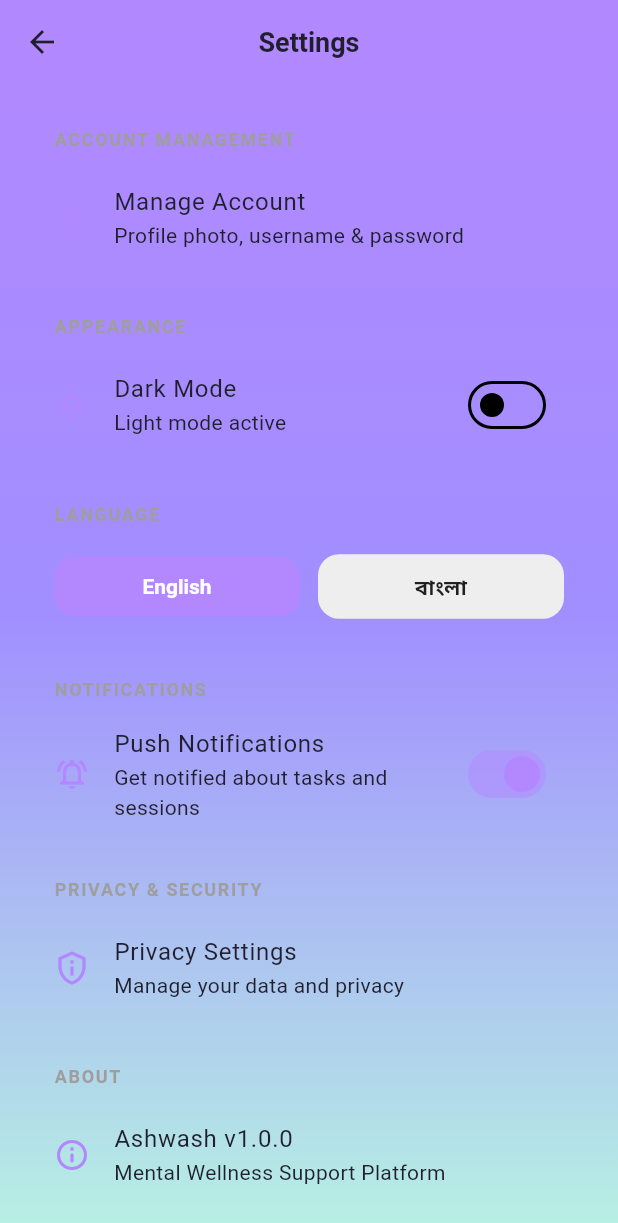
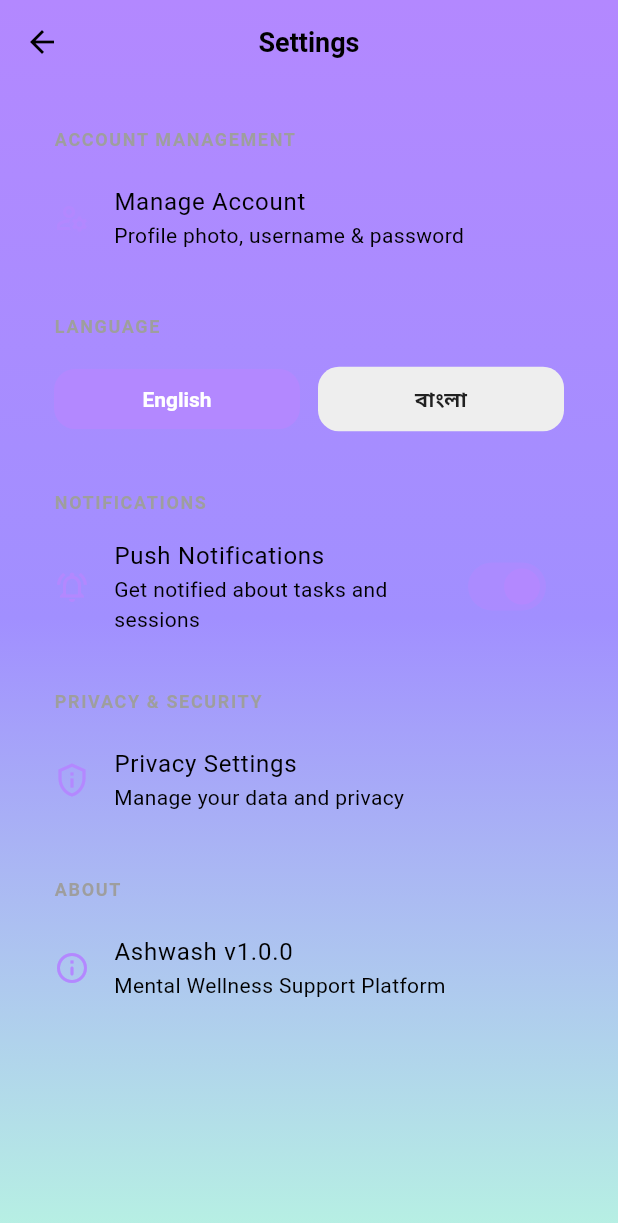
Before and after one commit to jaba967/Ashwash2, a Flutter app: the SettingsScreen screen opened directly, on a phone screen of 412 x 824 dp. Shown: the top 1223 px of the screen. Run offline on Flutter 3.47's test engine with Material 3 defaults, Android fonts, the phone set to English and light mode, and no system bars; our stand-ins replace cloud_firestore, file_picker, firebase_auth, firebase_core, firebase_messaging, google_fonts and 4 more; accounts and stored records are empty; network calls fail.

Commit message:
UI: Update community text colors, change notification icon color, remove appearance settings section

```diff
--- a/ashwash_app/lib/core/constants/app_colors.dart
+++ b/ashwash_app/lib/core/constants/app_colors.dart
@@ -23,10 +23,10 @@
   static const Color darkBackground = bgDark;
   static const Color darkSurface = cardDark;
 
-  static const Color textPrimaryLight = Color(0xFF1F1F2E);
-  static const Color textSecondaryLight = Colors.white70;
-  static const Color textPrimaryDark = Color(0xFF1F1F2E);
-  static const Color textSecondaryDark = Colors.white70;
+  static const Color textPrimaryLight = Colors.black;
+  static const Color textSecondaryLight = Colors.white;
+  static const Color textPrimaryDark = Colors.black;
+  static const Color textSecondaryDark = Colors.white;
 
   static const Color categoryPink = deepPurple;
   static const Color categoryPurple = primaryPurple;
@@ -43,5 +43,5 @@
   static const Color surfaceLight = glassSurface;
   static const Color surfaceDark = glassSurface;
   static const Color emergency = Color(0xFFEF4444);
-  static const Color inputBgLight = deepPurple; // Use deep purple for input backgrounds
+  static const Color inputBgLight = deepPurple;
 }
--- a/ashwash_app/lib/features/dashboard/presentation/screens/dashboard_screen.dart
+++ b/ashwash_app/lib/features/dashboard/presentation/screens/dashboard_screen.dart
@@ -73,7 +73,7 @@
             icon: Stack(
               clipBehavior: Clip.none,
               children: [
-                const Icon(Icons.notifications_none_rounded, size: 28, color: AppColors.primary),
+                Icon(Icons.notifications_none_rounded, size: 28, color: AppColors.textPrimaryLight),
                 if (notifProvider.unreadCount > 0)
                   Positioned(
                     right: -2,
--- a/ashwash_app/lib/features/profile/settings_screen.dart
+++ b/ashwash_app/lib/features/profile/settings_screen.dart
@@ -567,17 +567,7 @@
           ),
           const SizedBox(height: 20),
 
-          // APPEARANCE
-          _buildSectionHeader(isBn ? 'অ্যাপিয়ারেন্স' : 'APPEARANCE'),
-          SwitchListTile(
-            secondary: const Icon(Icons.wb_sunny_outlined, color: AppColors.primary),
-            title: Text(isBn ? 'ডার্ক মোড' : 'Dark Mode'),
-            subtitle: Text(themeProvider.isDarkMode ? 'Dark mode active' : 'Light mode active'),
-            activeColor: AppColors.primary,
-            value: themeProvider.isDarkMode,
-            onChanged: (val) => themeProvider.toggleTheme(val),
-          ),
-          const SizedBox(height: 20),
+
 
           // LANGUAGE
           _buildSectionHeader(isBn ? 'ভাষা' : 'LANGUAGE'),
```
Also changed, not shown: ashwash_app/lib/features/community/community_screen.dart (+6 -6 lines).
